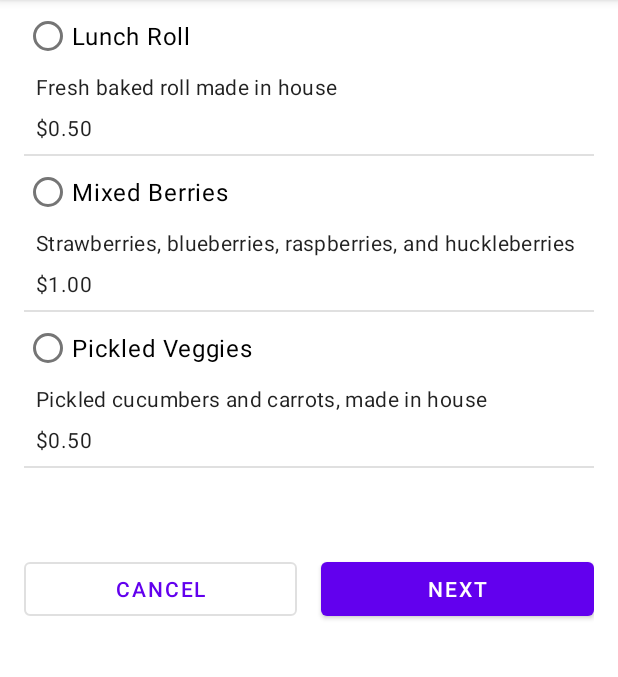
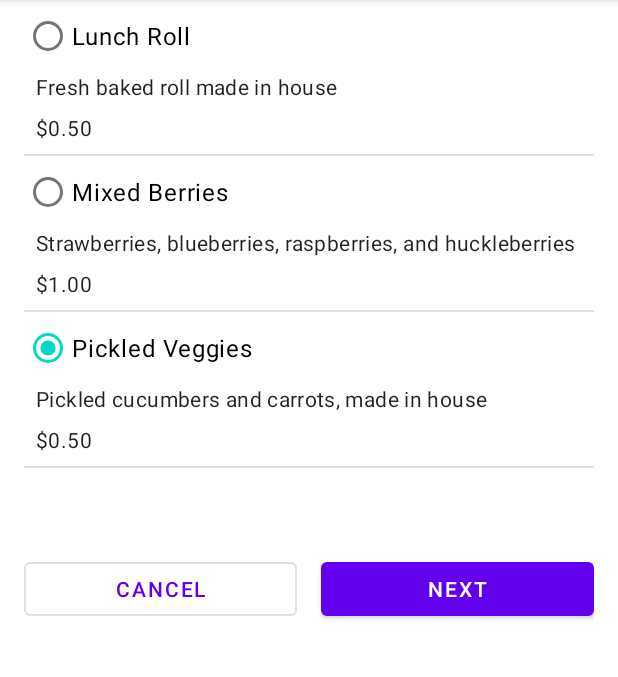
Before and after one commit to Gabriiel99/LunchTray-App, an Android app: the fragment AccompanimentMenuFragment shown on its own in the app's theme, after a tap on "CANCEL", on a phone screen of 412 x 824 dp, the part 84-761 px from its top. Run offline under Robolectric (Android 15) with nearby library versions, the phone set to English and light mode, and no system bars; our stand-ins replace data binding; 1 statement that could not run was skipped; 3 other taps on this screen came first.

```diff
--- a/app/src/main/res/layout/fragment_accompaniment_menu.xml
+++ b/app/src/main/res/layout/fragment_accompaniment_menu.xml
@@ -53,13 +53,14 @@
                 app:layout_constraintStart_toStartOf="parent"
                 app:layout_constraintTop_toTopOf="parent">
 
-                <!-- TODO: set the accompaniment in the view model when the RadioButton is clicked -->
+
                 <RadioButton
                     android:id="@+id/bread"
                     android:layout_width="wrap_content"
                     android:layout_height="wrap_content"
                     android:textAppearance="?attr/textAppearanceBody1"
                     android:text='@{viewModel.menuItems["bread"].name}'
+                    android:onClick='@{ () -> viewModel.setAccompaniment("bread") }'
                     tools:text="Accompaniment 1" />
 
                 <TextView
@@ -81,13 +82,14 @@
                     app:layout_constraintStart_toStartOf="parent"
                     app:layout_constraintTop_toBottomOf="@id/bread_description" />
 
-                <!-- TODO: set the accompaniment in the view model when the RadioButton is clicked -->
+
                 <RadioButton
                     android:id="@+id/berries"
                     android:layout_width="wrap_content"
                     android:layout_height="wrap_content"
                     android:textAppearance="?attr/textAppearanceBody1"
                     android:text='@{viewModel.menuItems["berries"].name}'
+                    android:onClick='@{ () -> viewModel.setAccompaniment("berries") }'
                     tools:text="Accompaniment 2" />
 
                 <TextView
@@ -111,14 +113,14 @@
                     app:layout_constraintStart_toStartOf="parent"
                     app:layout_constraintTop_toBottomOf="@id/soup_description" />
 
-                <!-- TODO: set the RadioButton text to the accompaniment name using the view model -->
-                <!-- TODO: set the accompaniment in the view model when the RadioButton is clicked -->
+
                 <RadioButton
                     android:id="@+id/pickles"
                     android:layout_width="wrap_content"
                     android:layout_height="wrap_content"
                     android:textAppearance="?attr/textAppearanceBody1"
                     android:text='@{viewModel.menuItems["pickles"].name}'
+                    android:onClick='@{ () -> viewModel.setAccompaniment("pickles") }'
                     tools:text="Accompaniment 3" />
 
                 <!-- TODO: set the text to the accompaniment description using the view model -->
```
